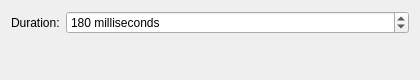
kontonkara/driftile, file packaging/kwin-transition-effect/contents/ui/config.ui: the form before one commit.
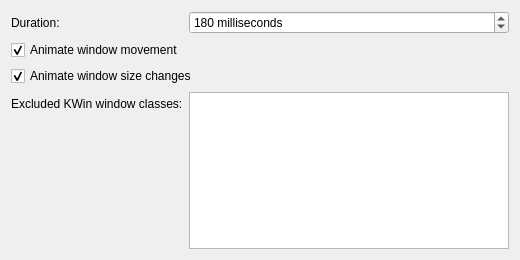
The form after the commit.

Commit message: feat(config): control transition presentation

The edit to the form file:
```diff
--- a/packaging/kwin-transition-effect/contents/ui/config.ui
+++ b/packaging/kwin-transition-effect/contents/ui/config.ui
@@ -6,8 +6,8 @@
    <rect>
     <x>0</x>
     <y>0</y>
-    <width>420</width>
-    <height>80</height>
+    <width>520</width>
+    <height>260</height>
    </rect>
   </property>
   <layout class="QFormLayout" name="formLayout">
@@ -43,6 +43,58 @@
      </property>
     </widget>
    </item>
+   <item row="1" column="0" colspan="2">
+    <widget class="QCheckBox" name="kcfg_AnimatePosition">
+     <property name="text">
+      <string>Animate window movement</string>
+     </property>
+     <property name="toolTip">
+      <string>Animate position changes between tiled layouts.</string>
+     </property>
+     <property name="checked">
+      <bool>true</bool>
+     </property>
+    </widget>
+   </item>
+   <item row="2" column="0" colspan="2">
+    <widget class="QCheckBox" name="kcfg_AnimateSize">
+     <property name="text">
+      <string>Animate window size changes</string>
+     </property>
+     <property name="toolTip">
+      <string>Animate width and height changes between tiled layouts.</string>
+     </property>
+     <property name="checked">
+      <bool>true</bool>
+     </property>
+    </widget>
+   </item>
+   <item row="3" column="0">
+    <widget class="QLabel" name="label_WindowClassExclusions">
+     <property name="text">
+      <string>Excluded KWin window classes:</string>
+     </property>
+     <property name="buddy">
+      <cstring>kcfg_WindowClassExclusions</cstring>
+     </property>
+    </widget>
+   </item>
+   <item row="3" column="1">
+    <widget class="QPlainTextEdit" name="kcfg_WindowClassExclusions">
+     <property name="toolTip">
+      <string>Enter up to 128 exact, case-sensitive KWin windowClass strings, one per line.</string>
+     </property>
+     <property name="whatsThis">
+      <string>Use the complete windowClass value reported by KWin. Each value may use up to 255 UTF-8 bytes. Blank lines are ignored and partial matches are not applied.</string>
+     </property>
+     <property name="minimumSize">
+      <size>
+       <width>0</width>
+       <height>100</height>
+      </size>
+     </property>
+    </widget>
+   </item>
   </layout>
  </widget>
  <resources/>
```
Left out of the diff: 6 changed lines with no effect on the pictures. The commit also changes 4 other files.
